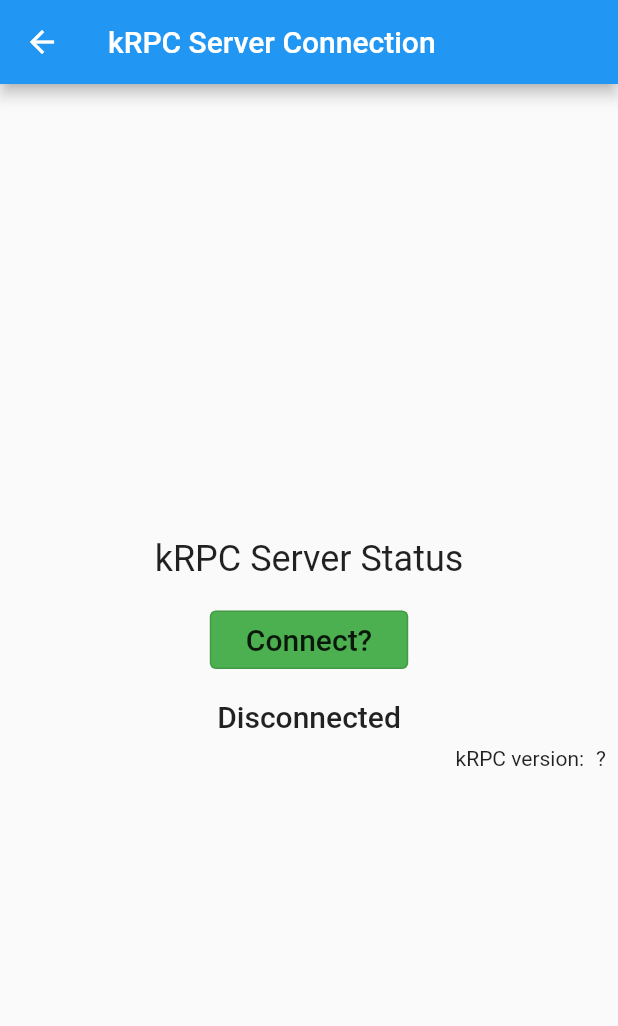
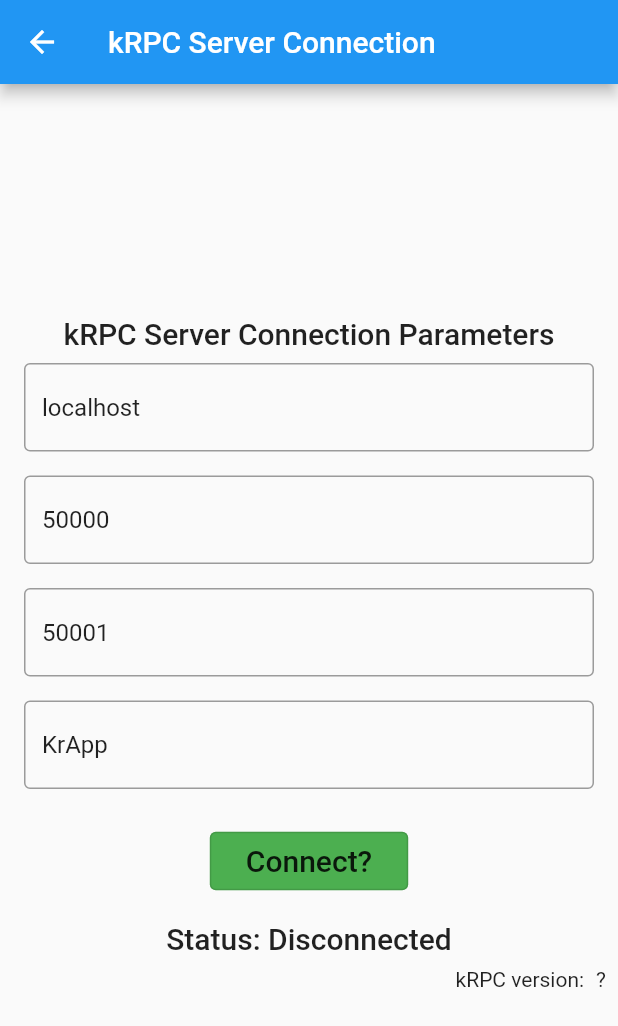
Before and after one commit to Inveniemus/krpc_dart_example_app, a Flutter app: the screen it shows after launch, after a tap on "Connection", on a phone screen of 412 x 824 dp. Shown: the top 1026 px of the screen. Run offline on Flutter 3.47's test engine with Material 2 defaults, Android fonts, the phone set to English and light mode, and no system bars; our stand-ins replace bloc, equatable, flutter_bloc; missing offline and left inert: krpc_dart.

Commit message:
#1 - Connection parameters bloc added

```diff
--- /dev/null
+++ b/lib/application/connection_parameters/connection_parameters_bloc.dart
@@ -0,0 +1,103 @@
+import 'dart:async';
+
+import 'package:bloc/bloc.dart';
+import 'package:equatable/equatable.dart';
+
+part 'connection_parameters_event.dart';
+
+part 'connection_parameters_state.dart';
+
+class KrpcConnectionParameters {
+  String ipAddress = 'localhost';
+  int rpcPort = 50000;
+  int streamPort = 50001;
+  String clientName = 'KrApp';
+
+  bool get ipValid {
+    if (ipAddress.toLowerCase() == 'localhost') {
+      ipAddress = 'localhost';
+      return true;
+    }
+
+    final regExp = RegExp(
+        r'^((25[0-5]|2[0-4][0-9]|[01]?[0-9][0-9]?)\.){3}(25[0-5]|2[0-4][0-9]|[01]?[0-9][0-9]?)$');
+    if (regExp.hasMatch(ipAddress)) {
+      ipAddress = regExp.firstMatch(ipAddress)!.group(0)!;
+      return true;
+    }
+
+    return false;
+  }
+
+  bool get rpcValid {
+    if (rpcPort <= 65535 && rpcPort > 0) return true;
+    return false;
+  }
+
+  bool get streamValid {
+    if (streamPort <= 65535 && streamPort > 0) return true;
+    return false;
+  }
+
+  bool get clientNameValid {
+    if (clientName == '')
+      return false; // Just in case kRPC would accept it, we wouldn't.
+    return true;
+  }
+
+  bool get valid => ipValid && rpcValid && streamValid && clientNameValid;
+}
+
+class ConnectionParametersBloc
+    extends Bloc<ConnectionParametersEvent, ConnectionParametersState> {
+  final KrpcConnectionParameters _parameters = KrpcConnectionParameters();
+
+  ConnectionParametersBloc() : super(ConnectionParametersInitial());
+
+  @override
+  Stream<ConnectionParametersState> mapEventToState(
+    ConnectionParametersEvent event,
+  ) async* {
+    if (event is GetConnectionParametersEvent) {
+
+    } else if (event is IpAddressEvent) {
+      _parameters.ipAddress = event.ipAddress;
+    } else if (event is RpcPortEvent) {
+      _parameters.rpcPort = int.tryParse(event.rpcPort) ?? -1;
+    } else if (event is StreamPortEvent) {
+      _parameters.streamPort = int.tryParse(event.streamPort) ?? -1;
+    } else if (event is ClientNameEvent) {
+      _parameters.clientName = event.clientName;
+    }
+    yield _getState();
+  }
+
+  ConnectionParametersState _getState() {
+    if (_parameters.valid) {
+      return ConnectionParametersOK(_parameters);
+    } else {
+      return ConnectionParametersError(
+        ipError: _getIpError(),
+        rpcPortError: _getRpcPortError(),
+        streamPortError: _getStreamPortError(),
+        clientNameError: _getClientNameError(),
+      );
+    }
+  }
+
+  String? _getIpError() {
+    if (!_parameters.ipValid) return '"localhost" or "xxx.xxx.xxx.xxx"';
+  }
+
+  String? _getRpcPortError() {
+    if (!_parameters.rpcValid) return 'Wrong RPC port number';
+  }
+
+  String? _getStreamPortError() {
+    if (!_parameters.streamValid) return 'Wrong stream port number';
+  }
+
+  String? _getClientNameError() {
+    if (!_parameters.clientNameValid) return 'Client name cannot be empty';
+  }
+}
--- /dev/null
+++ b/lib/application/connection_parameters/connection_parameters_event.dart
@@ -0,0 +1,44 @@
+part of 'connection_parameters_bloc.dart';
+
+abstract class ConnectionParametersEvent extends Equatable {
+  const ConnectionParametersEvent();
+}
+
+class GetConnectionParametersEvent extends ConnectionParametersEvent {
+  @override
+  List<Object?> get props => [];
+}
+
+class IpAddressEvent extends ConnectionParametersEvent {
+  final String ipAddress;
+
+  IpAddressEvent(this.ipAddress);
+
+  @override
+  List<Object?> get props => [ipAddress];
+}
+
+class RpcPortEvent extends ConnectionParametersEvent {
+  final String rpcPort;
+
+  RpcPortEvent(this.rpcPort);
+
+  @override
+  List<Object?> get props => [rpcPort];
+}
+
+class StreamPortEvent extends ConnectionParametersEvent {
+  final String streamPort;
+
+  StreamPortEvent(this.streamPort);
+
+  @override
+  List<Object?> get props => [streamPort];
+}
+
+class ClientNameEvent extends ConnectionParametersEvent {
+  final String clientName;
+  ClientNameEvent(this.clientName);
+  @override
+  List<Object?> get props => [clientName];
+}
--- /dev/null
+++ b/lib/application/connection_parameters/connection_parameters_state.dart
@@ -0,0 +1,40 @@
+part of 'connection_parameters_bloc.dart';
+
+abstract class ConnectionParametersState extends Equatable {
+  const ConnectionParametersState();
+}
+
+class ConnectionParametersInitial extends ConnectionParametersState {
+  @override
+  List<Object> get props => [];
+}
+
+class ConnectionParametersOK extends ConnectionParametersState {
+  final KrpcConnectionParameters parameters;
+
+  ConnectionParametersOK(this.parameters);
+
+  @override
+  List<Object> get props => [parameters];
+}
+
+class ConnectionParametersError extends ConnectionParametersState {
+  final String? ipError;
+  final String? rpcPortError;
+  final String? streamPortError;
+  final String? clientNameError;
+
+  ConnectionParametersError(
+      {this.ipError,
+      this.rpcPortError,
+      this.streamPortError,
+      this.clientNameError});
+
+  @override
+  List<Object> get props => [
+        ipError ?? 'null',
+        rpcPortError ?? 'null',
+        streamPortError ?? 'null',
+        clientNameError ?? 'null'
+      ];
+}
--- a/lib/main.dart
+++ b/lib/main.dart
@@ -1,8 +1,9 @@
 import 'package:flutter/material.dart';
 import 'package:flutter_bloc/flutter_bloc.dart';
+import 'package:krpc_dart_example_app/application/connection_parameters/connection_parameters_bloc.dart';
 
 import 'route_generator.dart';
-import 'application/connection_bloc.dart';
+import 'application/connection/connection_bloc.dart';
 
 void main() {
   runApp(KrApp());
@@ -11,8 +12,11 @@ void main() {
 class KrApp extends StatelessWidget {
   @override
   Widget build(BuildContext context) {
-    return BlocProvider(
-      create: (context) => ConnectionBloc(),
+    return MultiBlocProvider(
+      providers: [
+        BlocProvider<ConnectionBloc>(create: (context) => ConnectionBloc(),),
+        BlocProvider<ConnectionParametersBloc>(create: (context) => ConnectionParametersBloc(),),
+      ],
       child: MaterialApp(
         title: 'KrApp',
         theme: ThemeData(
--- a/lib/pages/server_status_page.dart
+++ b/lib/pages/server_status_page.dart
@@ -1,7 +1,8 @@
 import 'package:flutter/material.dart';
 import 'package:flutter_bloc/flutter_bloc.dart';
 import '../widgets/version_expanded_row.dart';
-import '../application/connection_bloc.dart';
+import '../application/connection/connection_bloc.dart';
+import '../application/connection_parameters/connection_parameters_bloc.dart';
 
 class ServerStatusPage extends StatelessWidget {
   void _connect(BuildContext context) {
@@ -55,14 +56,20 @@ class ServerStatusPage extends StatelessWidget {
                 mainAxisAlignment: MainAxisAlignment.center,
                 children: <Widget>[
                   Text(
-                    'kRPC Server Status',
-                    style: Theme.of(context).textTheme.headline5,
+                    'kRPC Server Connection Parameters',
+                    style: Theme.of(context).textTheme.headline6,
                   ),
+                  IpTextField(),
+                  RpcPortTextField(),
+                  StreamPortTextField(),
+                  ClientNameTextField(),
                   Padding(
                     padding: const EdgeInsets.all(16.0),
                     child: OutlinedButton(
                         onPressed: onPress,
-                        style: ButtonStyle(backgroundColor: MaterialStateProperty.all<Color>(buttonColor)),
+                        style: ButtonStyle(
+                            backgroundColor:
+                                MaterialStateProperty.all<Color>(buttonColor)),
                         child: Padding(
                           padding: const EdgeInsets.all(8.0),
                           child: Text(
@@ -72,7 +79,7 @@ class ServerStatusPage extends StatelessWidget {
                         )),
                   ),
                   Text(
-                    stateText,
+                    'Status: $stateText',
                     style: Theme.of(context).textTheme.headline6,
                   ),
                   VersionExpandedRow(),
@@ -85,3 +92,104 @@ class ServerStatusPage extends StatelessWidget {
     );
   }
 }
+
+abstract class _DecoratedTextField extends StatelessWidget {
+  static const _decoration = InputDecoration(border: OutlineInputBorder());
+
+  final TextEditingController _controller = TextEditingController();
+
+  String? _getError(ConnectionParametersError state);
+
+  void _onChanged(String value, BuildContext context);
+
+  @override
+  Widget build(BuildContext context) {
+    return BlocBuilder<ConnectionParametersBloc, ConnectionParametersState>(
+        builder: (context, state) {
+      InputDecoration decoration;
+      if (state is ConnectionParametersError) {
+        final error = _getError(state);
+        decoration = _decoration.copyWith(errorText: error);
+      } else {
+        decoration = _decoration;
+      }
+
+      return Padding(
+        padding: const EdgeInsets.all(8.0),
+        child: TextField(
+          decoration: decoration,
+          controller: _controller,
+          onChanged: (value) => _onChanged(value, context),
+        ),
+      );
+    });
+  }
+}
+
+class IpTextField extends _DecoratedTextField {
+  IpTextField() {
+    super._controller.text = 'localhost';
+  }
+
+  @override
+  String? _getError(ConnectionParametersError state) {
+    return state.ipError;
+  }
+
+  @override
+  void _onChanged(String value, BuildContext context) {
+    BlocProvider.of<ConnectionParametersBloc>(context)
+        .add(IpAddressEvent(value));
+  }
+}
+
+class RpcPortTextField extends _DecoratedTextField {
+  RpcPortTextField() {
+    super._controller.text = '50000';
+  }
+
+  @override
+  String? _getError(ConnectionParametersError state) {
+    return state.rpcPortError;
+  }
+
+  @override
+  void _onChanged(String value, BuildContext context) {
+    BlocProvider.of<ConnectionParametersBloc>(context)
+        .add(RpcPortEvent(value));
+  }
+}
+
+class StreamPortTextField extends _DecoratedTextField {
+  StreamPortTextField() {
+    super._controller.text = '50001';
+  }
+
+  @override
+  String? _getError(ConnectionParametersError state) {
+    return state.streamPortError;
+  }
+
+  @override
+  void _onChanged(String value, BuildContext context) {
+    BlocProvider.of<ConnectionParametersBloc>(context)
+        .add(StreamPortEvent(value));
+  }
+}
+
+class ClientNameTextField extends _DecoratedTextField {
+  ClientNameTextField() {
+    super._controller.text = 'KrApp';
+  }
+
+  @override
+  String? _getError(ConnectionParametersError state) {
+    return state.clientNameError;
+  }
+
+  @override
+  void _onChanged(String value, BuildContext context) {
+    BlocProvider.of<ConnectionParametersBloc>(context)
+        .add(ClientNameEvent(value));
+  }
+}
--- a/lib/widgets/version_expanded_row.dart
+++ b/lib/widgets/version_expanded_row.dart
@@ -1,7 +1,7 @@
 import 'package:flutter/material.dart';
 import 'package:flutter_bloc/flutter_bloc.dart';
 import 'package:krpc_dart/krpc_dart.dart';
-import '../application/connection_bloc.dart';
+import '../application/connection/connection_bloc.dart';
 
 class VersionExpandedRow extends StatelessWidget {
 
--- a/pubspec.yaml
+++ b/pubspec.yaml
@@ -14,6 +14,7 @@ dependencies:
 
   flutter_bloc: ^7.0.1
   equatable: ^2.0.2
+  bloc_test: ^8.0.2
 
   krpc_dart:
     path: ../krpc-dart
```
Also changed, not shown: lib/application/connection/connection_bloc.dart (renamed from lib/application/connection_bloc.dart), lib/application/connection/connection_event.dart (renamed from lib/application/connection_event.dart), lib/application/connection/connection_state.dart (renamed from lib/application/connection_state.dart), 2 other files.
